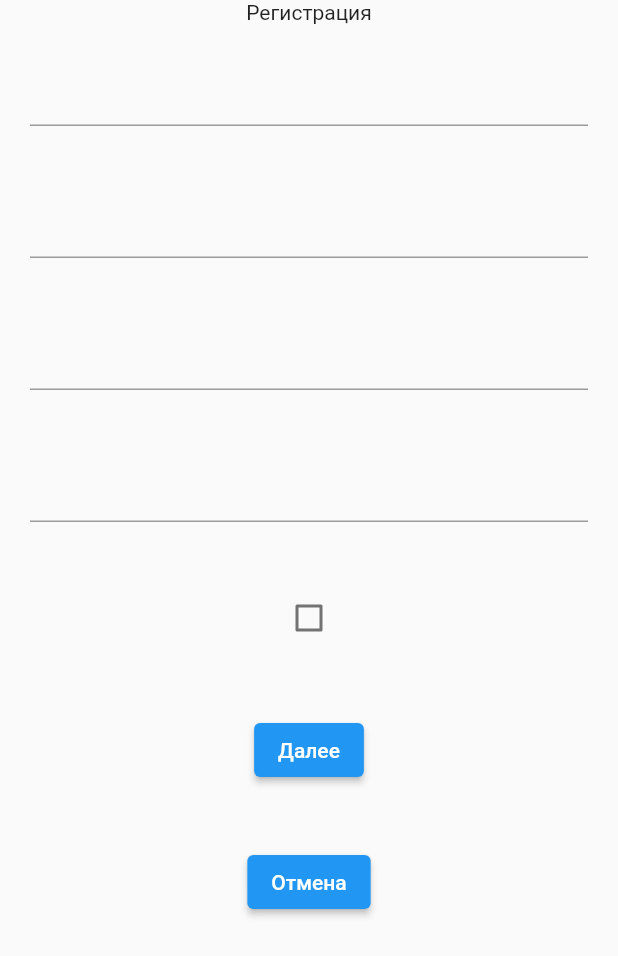
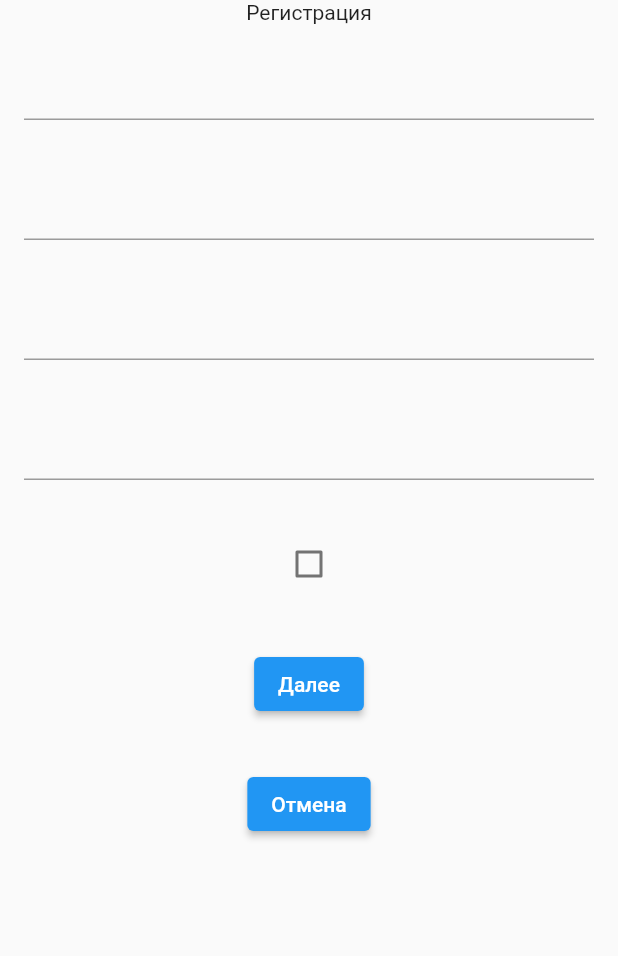
Before and after one commit to sn1cka/diploma_flutter, a Flutter app: the RegistrationScreen screen opened directly, on a phone screen of 412 x 824 dp. Shown: the top 956 px of the screen. Run offline on Flutter 3.47's test engine with Material 2 defaults, Android fonts, the phone set to English and light mode, and no system bars.

```diff
--- a/lib/screens/registration_screen.dart
+++ b/lib/screens/registration_screen.dart
@@ -26,16 +26,18 @@ class _RegistrationFormState extends State<RegistrationForm> {
 
   @override
   Widget build(BuildContext context) {
-    return Center(
-        child: Column(
+    return SafeArea(
+        child: SingleChildScrollView(
+            child: Center(
+                child: Column(
       children: [
         Text('Регистрация'),
-        Padding(padding: EdgeInsets.all(20), child: TextField()),
-        Padding(padding: EdgeInsets.all(20), child: TextField()),
-        Padding(padding: EdgeInsets.all(20), child: TextField()),
-        Padding(padding: EdgeInsets.all(20), child: TextField()),
+        Padding(padding: EdgeInsets.all(16), child: TextField()),
+        Padding(padding: EdgeInsets.all(16), child: TextField()),
+        Padding(padding: EdgeInsets.all(16), child: TextField()),
+        Padding(padding: EdgeInsets.all(16), child: TextField()),
         Padding(
-            padding: EdgeInsets.all(20),
+            padding: EdgeInsets.all(16),
             child: Checkbox(
               onChanged: (bool? value) {
                 setState(() {
@@ -45,18 +47,18 @@ class _RegistrationFormState extends State<RegistrationForm> {
               value: getEmails,
             )),
         Padding(
-            padding: EdgeInsets.all(20),
+            padding: EdgeInsets.all(16),
             child: ElevatedButton(
               onPressed: () {},
               child: Text('Далее'),
             )),
         Padding(
-            padding: EdgeInsets.all(20),
+            padding: EdgeInsets.all(16),
             child: ElevatedButton(
               onPressed: () {},
               child: Text('Отмена'),
             )),
       ],
-    ));
+    ))));
   }
 }
```
Also changed, not shown: lib/main.dart (+24 -21 lines), lib/screens/main_screen.dart (added, +15 -0 lines), lib/screens/start_screen.dart (+31 -9 lines), pubspec.yaml (+5 -2 lines), 1 other file.
